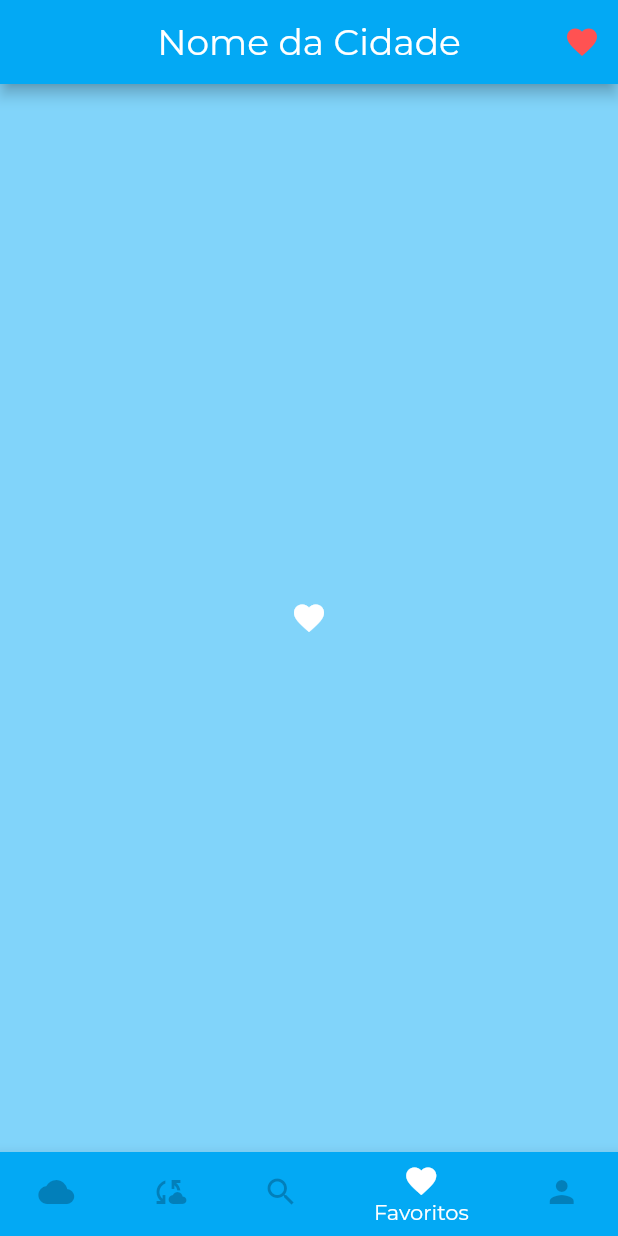
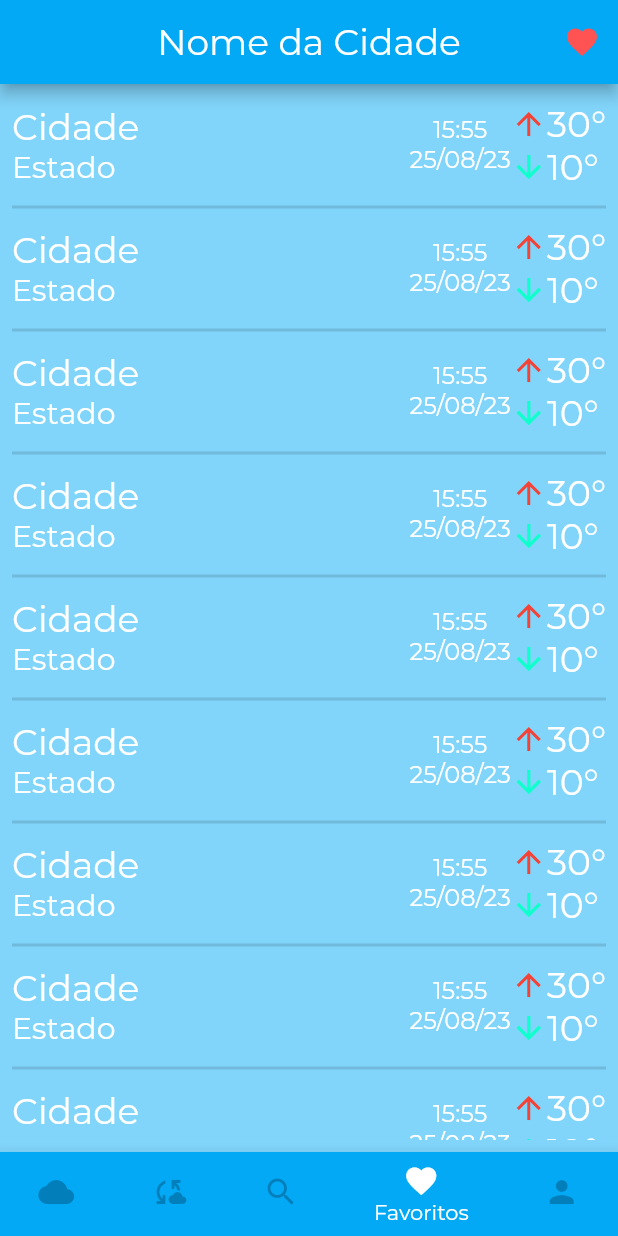
Before and after one commit to GamosiDEV/Climatempo, a Flutter app: the screen it shows after launch, swiped to page 4, on a phone screen of 412 x 824 dp. Run offline on Flutter 3.47's test engine with Material 2 defaults, Android fonts, the phone set to English and light mode, and no system bars.

Commit message:
Placeholder da tela de favoritos criado

```diff
--- a/lib/view/favorites_view.dart
+++ b/lib/view/favorites_view.dart
@@ -7,8 +7,120 @@ class FavoritesView extends StatelessWidget {
 
   @override
   Widget build(BuildContext context) {
-    return Center(
-      child: Icon(Icons.favorite),
+    int maxItemCount = 10;
+    return Container(
+      padding: EdgeInsets.all(8),
+      child: FutureBuilder(
+        future: null,
+        builder: (context, snapshot) {
+          return ListView.builder(
+            itemCount: maxItemCount,
+            shrinkWrap: true,
+            scrollDirection: Axis.vertical,
+            itemBuilder: (context, index) {
+              return InkWell(
+                onTap: () {
+                  print('click - ' + index.toString());
+                },
+                child: Column(
+                  crossAxisAlignment: CrossAxisAlignment.start,
+                  children: [
+                    Padding(
+                      padding: const EdgeInsets.fromLTRB(0.0, 4.0, 0.0, 4.0),
+                      child: Row(
+                        mainAxisSize: MainAxisSize.max,
+                        children: [
+                          Column(
+                            children: [
+                              Container(
+                                width: MediaQuery.of(context).size.width * 0.6,
+                                child: Text(
+                                  'Cidade',
+                                  maxLines: 1,
+                                  overflow: TextOverflow.ellipsis,
+                                  style: Theme.of(context).textTheme.headline5,
+                                ),
+                              ),
+                              Container(
+                                width: MediaQuery.of(context).size.width * 0.6,
+                                child: Text(
+                                  'Estado',
+                                  maxLines: 1,
+                                  overflow: TextOverflow.ellipsis,
+                                  style: Theme.of(context).textTheme.headline6,
+                                ),
+                              ),
+                            ],
+                          ),
+                          Expanded(
+                            child: Row(
+                              mainAxisAlignment: MainAxisAlignment.end,
+                              crossAxisAlignment: CrossAxisAlignment.center,
+                              children: [
+                                Column(
+                                  mainAxisAlignment: MainAxisAlignment.center,
+                                  crossAxisAlignment: CrossAxisAlignment.center,
+                                  children: [
+                                    Text(
+                                      '15:55',
+                                      style:
+                                          Theme.of(context).textTheme.subtitle1,
+                                    ),
+                                    Text(
+                                      '25/08/23',
+                                      style:
+                                          Theme.of(context).textTheme.subtitle1,
+                                    ),
+                                  ],
+                                ),
+                                Column(
+                                  mainAxisAlignment: MainAxisAlignment.center,
+                                  crossAxisAlignment: CrossAxisAlignment.start,
+                                  children: [
+                                    Row(
+                                      mainAxisAlignment:
+                                          MainAxisAlignment.center,
+                                      children: [
+                                        Icon(Icons.arrow_upward,
+                                            color: Colors.red),
+                                        Text(
+                                          '30°',
+                                          style: Theme.of(context)
+                                              .textTheme
+                                              .headline5,
+                                        ),
+                                      ],
+                                    ),
+                                    Row(
+                                      mainAxisAlignment: MainAxisAlignment.end,
+                                      children: [
+                                        Icon(Icons.arrow_downward,
+                                            color: Color.fromRGBO(
+                                                15, 255, 205, 1)),
+                                        Text(
+                                          '10°',
+                                          style: Theme.of(context)
+                                              .textTheme
+                                              .headline5,
+                                        ),
+                                      ],
+                                    )
+                                  ],
+                                )
+                              ],
+                            ),
+                          ),
+                        ],
+                      ),
+                    ),
+                    const Divider(thickness: 2),
+                  ],
+                ),
+              );
+            },
+          );
+        },
+      ),
     );
   }
 }
--- a/lib/view/forecast_view.dart
+++ b/lib/view/forecast_view.dart
@@ -170,7 +170,7 @@ class ForecastView extends StatelessWidget {
                         ),
                         Spacer(),
                         Icon(Icons.arrow_downward,
-                            color: Colors.lightGreenAccent),
+                            color: Color.fromRGBO(15, 255, 205, 1)),
                         Text(
                           '10°',
                           style: Theme.of(context).textTheme.headline5,
```
